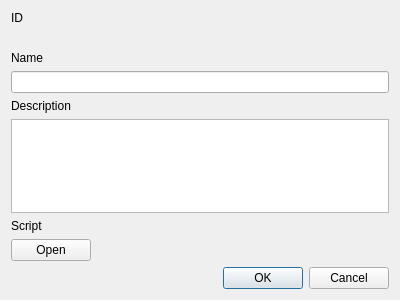
Old version of the form res/layout/source_add_dialog.ui in the repository ChSt15/KraftKonnect.
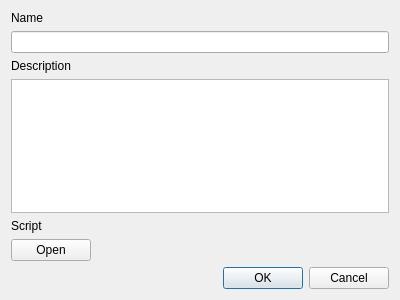
New version of the form.

Commit message: Add basic SourceAdd logic

The edit to the form file:
```diff
--- a/res/layout/source_add_dialog.ui
+++ b/res/layout/source_add_dialog.ui
@@ -14,20 +14,6 @@
    <string>Add new source</string>
   </property>
   <layout class="QVBoxLayout" name="verticalLayout">
-   <item>
-    <widget class="QLabel" name="label_2">
-     <property name="text">
-      <string>ID</string>
-     </property>
-    </widget>
-   </item>
-   <item>
-    <widget class="QLabel" name="id">
-     <property name="text">
-      <string/>
-     </property>
-    </widget>
-   </item>
    <item>
     <widget class="QLabel" name="label_3">
      <property name="text">
```
The commit also changes 1 other file.
